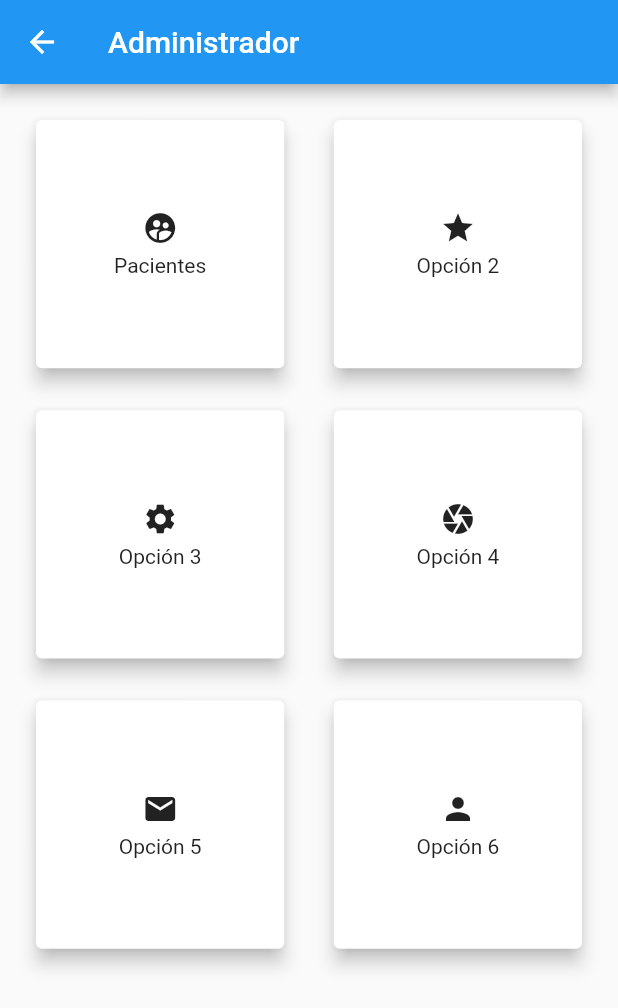
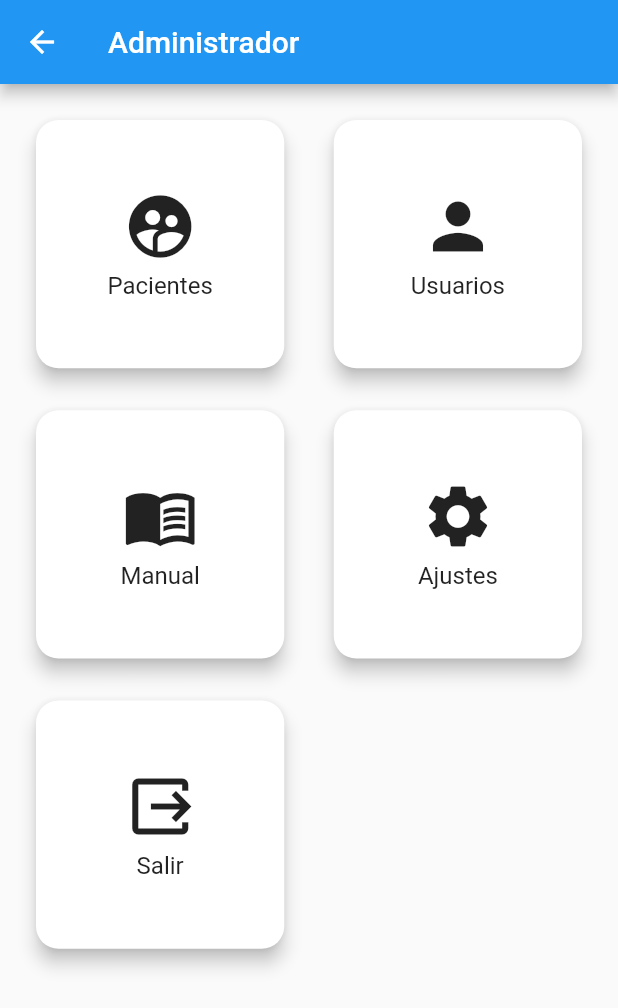
Before and after one commit to JesusGGomezR/HospitalGeneral, a Flutter app: the HomeScreen screen opened by its route, on a phone screen of 412 x 824 dp. Shown: the top 1008 px of the screen. Run offline on Flutter 3.47's test engine with Material 2 defaults, Android fonts, the phone set to English and light mode, and no system bars.

```diff
--- a/hospital/lib/screens/home_screen.dart
+++ b/hospital/lib/screens/home_screen.dart
@@ -1,33 +1,32 @@
 import 'package:flutter/material.dart';
+import 'package:hospital/widgets/input_decoration.dart';
 
 class HomeScreen extends StatelessWidget {
-   HomeScreen({super.key});
+  HomeScreen({super.key});
 
   final List<MenuOption> menuOptions = [
     MenuOption("Pacientes", Icons.supervised_user_circle),
-    MenuOption("Opción 2", Icons.star),
-    MenuOption("Opción 3", Icons.settings),
-    MenuOption("Opción 4", Icons.camera),
-    MenuOption("Opción 5", Icons.mail),
-    MenuOption("Opción 6", Icons.person),
+    MenuOption("Usuarios", Icons.person),
+    MenuOption("Manual", Icons.menu_book),
+    MenuOption("Ajustes", Icons.settings),
+    MenuOption("Salir", Icons.output),
   ];
 
   @override
   Widget build(BuildContext context) {
+    final size = MediaQuery.of(context).size;             //tamano de la pantalla
     return Scaffold(
       appBar: AppBar(
         title: Text('Administrador'),
       ),
-
       body: Padding(
-        padding: const EdgeInsets.all(20.0),      //Espacio entre las opciones el borde
+        padding: const EdgeInsets.all(20.0),
         child: GridView.builder(
           gridDelegate: SliverGridDelegateWithFixedCrossAxisCount(
-            crossAxisCount: 2,                    //Columnas que tiene el menu
-            crossAxisSpacing: 25.0,               //Espacio entre botones
-            mainAxisSpacing: 20.0,                //Espacio entre botones
+            crossAxisCount: 2,
+            crossAxisSpacing: 25.0,
+            mainAxisSpacing: 20.0,
           ),
-
           itemCount: menuOptions.length,
           itemBuilder: (context, index) {
             return GestureDetector(
@@ -37,12 +36,23 @@ class HomeScreen extends StatelessWidget {
               },
               child: Card(
                 elevation: 5.0,
+                shape: RoundedRectangleBorder(
+                  borderRadius: BorderRadius.circular(15.0),          // Ajusta el radio de las esquinas aquí
+                ),
                 child: Column(
                   mainAxisAlignment: MainAxisAlignment.center,
                   children: <Widget>[
-                    Icon(menuOptions[index].icon),
+                    Icon(
+                      menuOptions[index].icon,
+                      size: 50.0,
+                    ),
                     SizedBox(height: 5.0),
-                    Text(menuOptions[index].name),
+                    Text(
+                      menuOptions[index].name,
+                      style: TextStyle(
+                        fontSize: 16.0,
+                      ),
+                    ),
                   ],
                 ),
               ),
--- a/hospital/lib/widgets/input_decoration.dart
+++ b/hospital/lib/widgets/input_decoration.dart
@@ -1,4 +1,5 @@
 import 'package:flutter/material.dart';
+
 
 class InputDecorations {
   static InputDecoration inputDecoration(
```
Also changed, not shown: hospital/lib/screens/login_screen.dart (+16 -10 lines).
